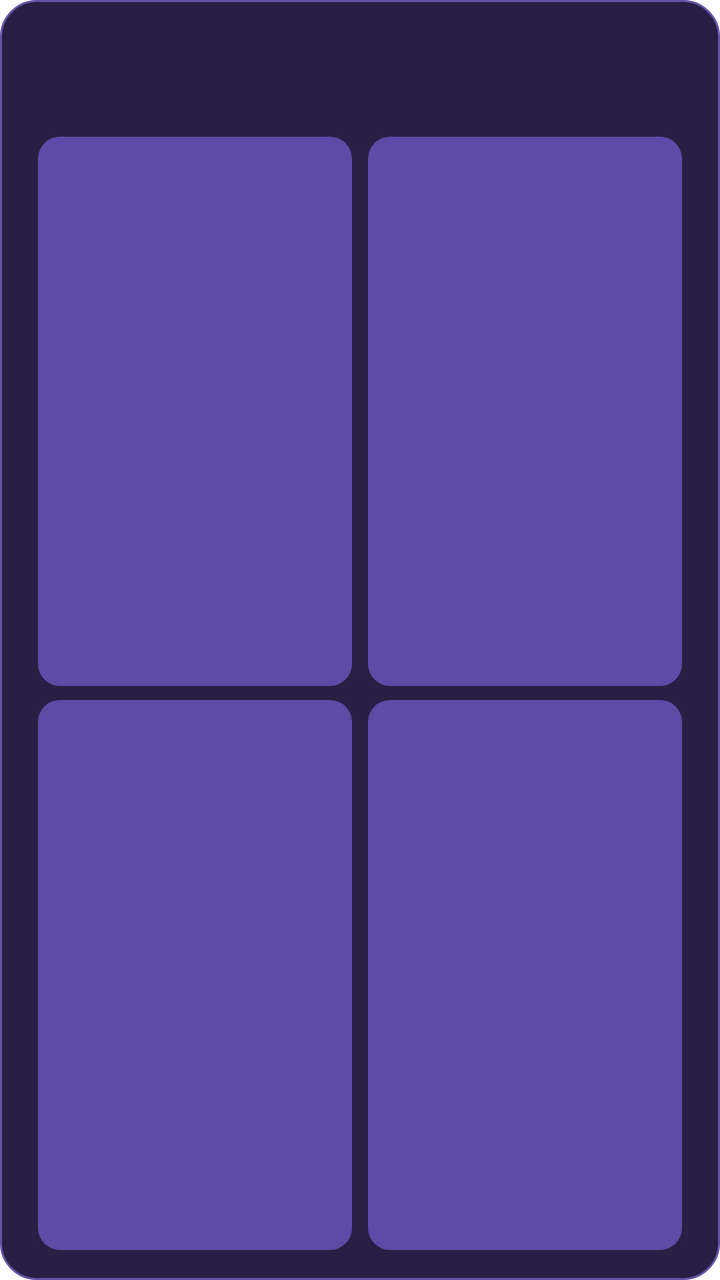
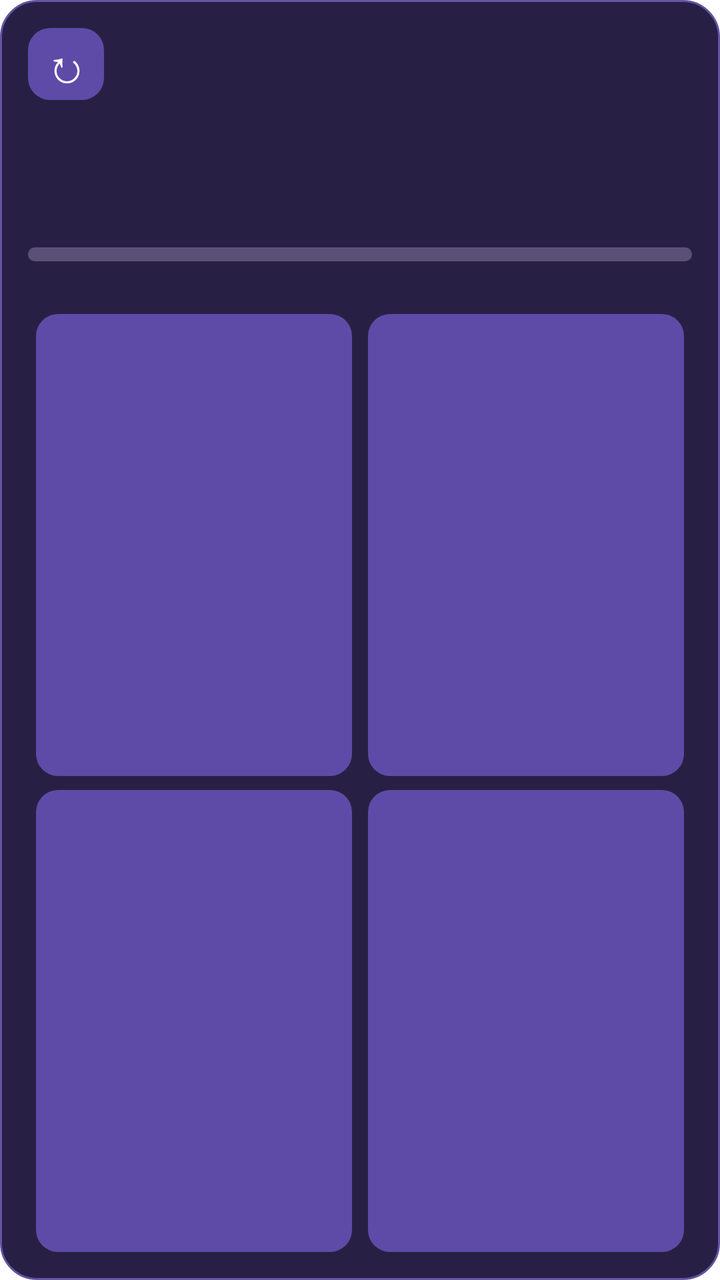

The first picture is an Android layout as it rendered before a commit; the second is the same layout after the commit. The layout source and the unified diff follow.
<!-- AndroidManifest.xml: application theme android:Theme.Translucent.NoTitleBar -->
<!-- res/layout/yawmi_category_widget.xml -->
<?xml version="1.0" encoding="utf-8"?>
<LinearLayout xmlns:android="http://schemas.android.com/apk/res/android"
    android:layout_width="match_parent" android:layout_height="match_parent"
    android:orientation="vertical" android:layoutDirection="rtl"
    android:padding="15dp" android:background="@drawable/yawmi_widget_background">
    <TextView android:id="@+id/yw_title" android:layout_width="match_parent"
        android:layout_height="wrap_content" android:textSize="19sp"
        android:textColor="#FFFFFF" android:textStyle="bold"
        android:gravity="right" android:clickable="true"/>
    <TextView android:id="@+id/yw_subtitle" android:layout_width="match_parent"
        android:layout_height="wrap_content" android:textSize="11sp"
        android:textColor="#DFD6FB" android:paddingTop="3dp"
        android:paddingBottom="10dp" android:gravity="right"/>
    <LinearLayout android:layout_width="match_parent" android:layout_height="0dp"
        android:layout_weight="1" android:orientation="horizontal"
        android:layoutDirection="rtl">
        <TextView android:id="@+id/yw_button_1" style="@style/YawmiWidgetShortcut"/>
        <TextView android:id="@+id/yw_button_2" style="@style/YawmiWidgetShortcut"/>
    </LinearLayout>
    <LinearLayout android:layout_width="match_parent" android:layout_height="0dp"
        android:layout_weight="1" android:layoutDirection="rtl"
        android:orientation="horizontal" android:layout_marginTop="7dp">
        <TextView android:id="@+id/yw_button_3" style="@style/YawmiWidgetShortcut"/>
        <TextView android:id="@+id/yw_button_4" style="@style/YawmiWidgetShortcut"/>
    </LinearLayout>
</LinearLayout>
<!-- resources referenced by this layout -->
<resources>
  <!-- drawable yawmi_widget_background (drawable) -->
  <?xml version="1.0" encoding="utf-8"?>
  <shape xmlns:android="http://schemas.android.com/apk/res/android">
      <solid android:color="#282044"/>
      <corners android:radius="18dp"/>
      <stroke android:width="1dp" android:color="#6453A7"/>
  </shape>
  <style name="YawmiWidgetShortcut">
          <item name="android:layout_width">0dp</item>
          <item name="android:layout_height">match_parent</item>
          <item name="android:layout_weight">1</item>
          <item name="android:layout_marginEnd">4dp</item>
          <item name="android:layout_marginStart">4dp</item>
          <item name="android:background">@drawable/yawmi_widget_button</item>
          <item name="android:textColor">#FFFFFF</item>
          <item name="android:textStyle">bold</item>
          <item name="android:textSize">13sp</item>
          <item name="android:gravity">center</item>
          <item name="android:clickable">true</item>
          <item name="android:maxLines">1</item>
          <item name="android:ellipsize">end</item>
      </style>
  <!-- drawable yawmi_widget_button (drawable) -->
  <?xml version="1.0" encoding="utf-8"?>
  <shape xmlns:android="http://schemas.android.com/apk/res/android">
      <solid android:color="#5D4BA7"/>
      <corners android:radius="11dp"/>
  </shape>
</resources>

<!-- the commit's change to res/layout/yawmi_category_widget.xml (unified diff, before → after) -->
@@ -2,15 +2,39 @@
 <LinearLayout xmlns:android="http://schemas.android.com/apk/res/android"
     android:layout_width="match_parent" android:layout_height="match_parent"
     android:orientation="vertical" android:layoutDirection="rtl"
-    android:padding="15dp" android:background="@drawable/yawmi_widget_background">
-    <TextView android:id="@+id/yw_title" android:layout_width="match_parent"
-        android:layout_height="wrap_content" android:textSize="19sp"
-        android:textColor="#FFFFFF" android:textStyle="bold"
-        android:gravity="right" android:clickable="true"/>
+    android:padding="14dp" android:background="@drawable/yawmi_widget_background">
+    <LinearLayout android:layout_width="match_parent" android:layout_height="wrap_content"
+        android:orientation="horizontal" android:layoutDirection="rtl" android:gravity="center_vertical">
+        <TextView android:id="@+id/yw_title" android:layout_width="0dp"
+            android:layout_weight="1" android:layout_height="wrap_content"
+            android:textSize="18sp" android:textColor="#FFFFFF" android:textStyle="bold"
+            android:gravity="right" android:clickable="true" android:maxLines="1"
+            android:ellipsize="end" android:contentDescription="فتح يومي"/>
+        <TextView android:id="@+id/yw_refresh" android:layout_width="38dp"
+            android:layout_height="36dp" android:text="↻" android:textSize="23sp"
+            android:gravity="center" android:background="@drawable/yawmi_widget_button"
+            android:textColor="#FFFFFF" android:clickable="true"
+            android:contentDescription="تحديث ويدجت يومي"/>
+    </LinearLayout>
     <TextView android:id="@+id/yw_subtitle" android:layout_width="match_parent"
         android:layout_height="wrap_content" android:textSize="11sp"
-        android:textColor="#DFD6FB" android:paddingTop="3dp"
-        android:paddingBottom="10dp" android:gravity="right"/>
+        android:textColor="#DBD2F5" android:paddingBottom="5dp" android:gravity="right"/>
+    <TextView android:id="@+id/yw_metric_primary" android:layout_width="match_parent"
+        android:layout_height="wrap_content" android:textSize="22sp"
+        android:textColor="#FFFFFF" android:textStyle="bold" android:gravity="right"
+        android:maxLines="1" android:ellipsize="end" android:paddingTop="4dp"/>
+    <TextView android:id="@+id/yw_metric_secondary" android:layout_width="match_parent"
+        android:layout_height="wrap_content" android:textSize="11sp"
+        android:textColor="#E7DFFA" android:gravity="right" android:maxLines="2"
+        android:paddingBottom="6dp"/>
+    <ProgressBar android:id="@+id/yw_progress" style="?android:attr/progressBarStyleHorizontal"
+        android:layout_width="match_parent" android:layout_height="7dp"
+        android:max="100" android:progress="0" android:progressTint="#C7ABFF"
+        android:progressBackgroundTint="#5A5077"/>
+    <TextView android:id="@+id/yw_updated" android:layout_width="match_parent"
+        android:layout_height="wrap_content" android:textSize="9sp"
+        android:textColor="#C7B5F6" android:gravity="right"
+        android:paddingTop="5dp" android:paddingBottom="9dp"/>
     <LinearLayout android:layout_width="match_parent" android:layout_height="0dp"
         android:layout_weight="1" android:orientation="horizontal"
         android:layoutDirection="rtl">
